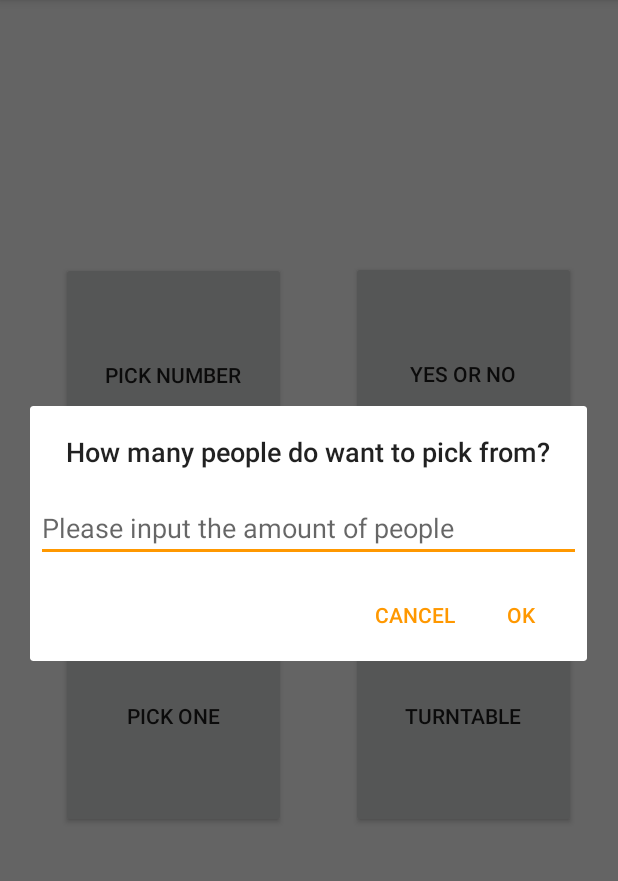
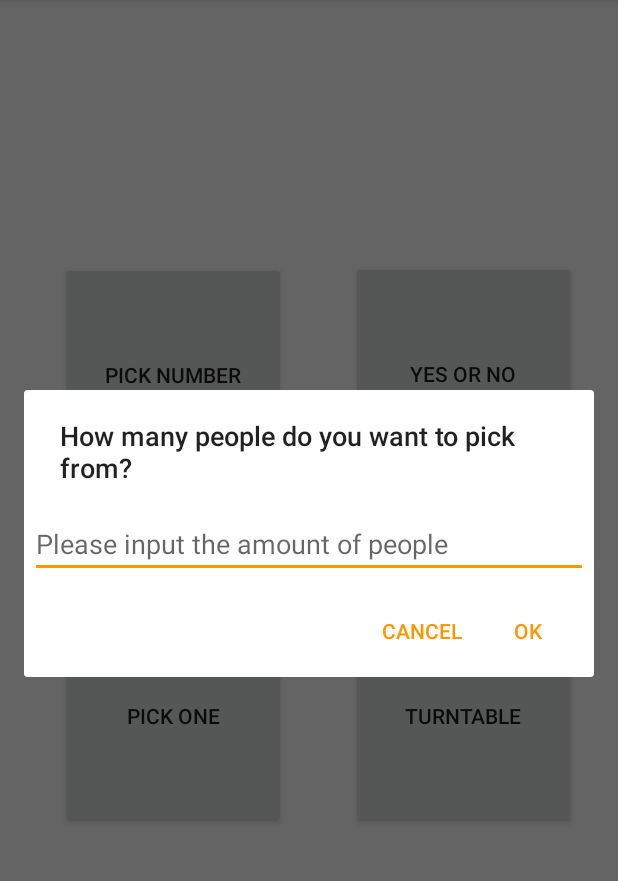
Before and after one commit to chend666/FinalProject, an Android app: the screen it shows after launch (MainActivity), after a tap on "PICK ONE", on a phone screen of 412 x 824 dp, the part 84-965 px from its top. Run offline under Robolectric (Android 15) with nearby library versions, the phone set to English and light mode, and no system bars.

Commit message:
Pick One fix

```diff
--- a/app/src/main/java/com/example/android/FinalProject/MultiTouch.java
+++ b/app/src/main/java/com/example/android/FinalProject/MultiTouch.java
@@ -1,7 +1,6 @@
 package com.example.android.FinalProject;
 
 import android.content.Context;
-import android.content.Intent;
 import android.graphics.Canvas;
 import android.graphics.Paint;
 import android.os.Build;
--- a/app/src/main/java/com/example/android/FinalProject/PickOneDialog.java
+++ b/app/src/main/java/com/example/android/FinalProject/PickOneDialog.java
@@ -23,7 +23,7 @@ public class PickOneDialog extends AppCompatDialogFragment {
 
         LayoutInflater inflater = getActivity().getLayoutInflater();
         final View view = inflater.inflate(R.layout.dialog_num, null);
-        builder.setView(view).setTitle("How many people do want to pick from?").setNegativeButton("Cancel", new DialogInterface.OnClickListener() {
+        builder.setView(view).setTitle("How many people do you want to pick from?").setNegativeButton("Cancel", new DialogInterface.OnClickListener() {
             @Override
             public void onClick(DialogInterface dialogInterface, int i) {
 
```
